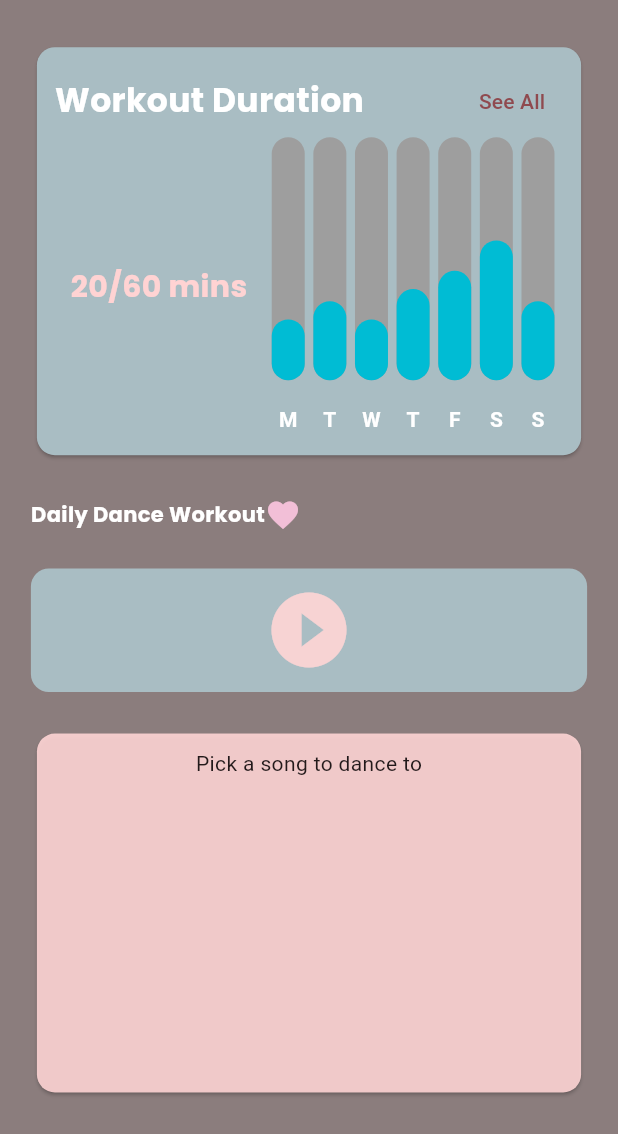
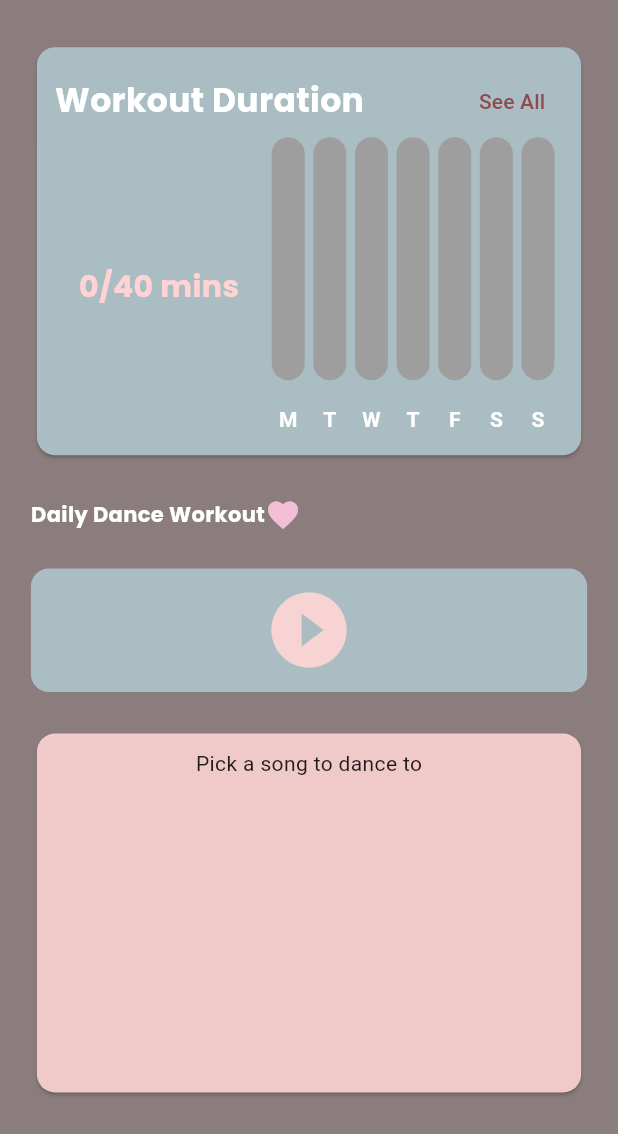
Before and after one commit to bellali12/MirrorMovePD, a Flutter app: the HomeScreen screen opened by its route, on a phone screen of 412 x 824 dp, the part 102-1236 px from its top. Run offline on Flutter 3.47's test engine with Material 3 defaults, Android fonts, the phone set to English and light mode, and no system bars; drawn by our look-alikes of fl_chart; our stand-ins replace cloud_firestore, firebase_auth, firebase_core, google_fonts, percent_indicator; missing offline and left inert: audio_visualizer, wheel_picker; accounts and stored records are empty.

Commit message:
workout duration upates

```diff
--- a/mirrormotion/lib/components/chart.dart
+++ b/mirrormotion/lib/components/chart.dart
@@ -1,5 +1,5 @@
 import 'package:flutter/material.dart';
-
+import 'package:mirrormotion/services/data.dart';
 import 'package:fl_chart/fl_chart.dart';
 
 class BarChartWidget extends StatefulWidget {
@@ -14,6 +14,8 @@ class _BarChartWidgetState extends State<BarChartWidget> {
   Color barColor = Colors.white;
   Color barBackgroundColor = Colors.grey;
   final Duration animDuration = const Duration(milliseconds: 250);
+
+  final DataService dataService = DataService();
 
   @override
   Widget build(BuildContext context) {
@@ -48,22 +50,130 @@ class _BarChartWidgetState extends State<BarChartWidget> {
     );
   }
 
+  List<int> getUsageData() {
+    Map<String, dynamic> usageData = dataService.userData;
+
+    int todayGoal = usageData['dailyMinutes'] ?? 40;
+    int todayProgress = 0;
+    if (usageData.containsKey('progress')) {
+      DateTime lastUpdated = DateTime.parse(
+        usageData['progress']['lastUpdated'],
+      );
+      if (DateTime.now().difference(lastUpdated).inDays == 0) {
+        todayProgress = usageData['progress']['currentMinutes'] ?? 0;
+      } else {
+        // TODO: reset progress if last updated is not today
+      }
+    }
+
+    // If the goalChanges key exists, iterate through the timestamps
+    // If the timestamp is more than a week away, ignore it
+    // For each day, mark the most recent goal change to be the goal for that day
+    Map<String, int> dailyGoals = {};
+    if (usageData.containsKey('goalChanges')) {
+      Map<String, dynamic> goalChanges =
+          usageData['goalChanges']; // key is timestamp and value is goal
+
+      for (var change in goalChanges.entries) {
+        DateTime timestamp = DateTime.parse(change.key);
+        if (DateTime.now().difference(timestamp).inDays <= 7) {
+          String day = timestamp.weekday.toString();
+
+          if (!dailyGoals.containsKey(day) ||
+              timestamp.isAfter(DateTime.parse(dailyGoals[day]! as String))) {
+            dailyGoals[day] = change.value;
+          }
+        }
+      }
+    }
+    // Now we have a map of daily goals for the past week, we can use this to determine the goal for each day
+    // To get the use of those days, we then check for session history and sum up the minutes for each day, then we can return a list of usage data for the past week
+    List<int> usageDataList = [];
+    if (usageData.containsKey('sessionHistory')) {
+      Map<String, dynamic> sessionHistory = usageData['sessionHistory'];
+      for (var session in sessionHistory.values) {
+        DateTime startTime = DateTime.parse(session['startTime']);
+        DateTime endTime = DateTime.parse(session['endTime']);
+        if (DateTime.now().difference(startTime).inDays <= 7) {
+          String day = startTime.weekday.toString();
+          int minutes = endTime.difference(startTime).inMinutes;
+          if (dailyGoals.containsKey(day)) {
+            usageDataList[int.parse(day) - 1] += minutes;
+          } else {
+            usageDataList[int.parse(day) - 1] += minutes;
+          }
+        } else {
+          // TODO: remove old session history
+        }
+      }
+    }
+    // Construct the return package: [day0/goal0, ..., day6/goal6, todayProgress, todayGoal]
+    List<int> returnData = [];
+    for (int i = 0; i < 7; i++) {
+      // String day = (i + 1).toString();
+      if (usageDataList.length > i) {
+        returnData.add(usageDataList[i]);
+      } else {
+        returnData.add(0);
+      }
+      // if (dailyGoals.containsKey(day)) {
+      //   returnData.add(dailyGoals[day]!);
+      // } else {
+      //   returnData.add(40);
+      // }
+    }
+
+    return returnData;
+  }
+
   List<BarChartGroupData> showingGroups() => List.generate(7, (i) {
+    List<int> usageData = getUsageData();
+
+    print(usageData);
+
     switch (i) {
       case 0:
-        return makeGroupData(0, 5, isTouched: i == touchedIndex);
+        return makeGroupData(
+          0,
+          usageData[0] * 1.0,
+          isTouched: i == touchedIndex,
+        );
       case 1:
-        return makeGroupData(1, 6.5, isTouched: i == touchedIndex);
+        return makeGroupData(
+          1,
+          usageData[1] * 1.0,
+          isTouched: i == touchedIndex,
+        );
       case 2:
-        return makeGroupData(2, 5, isTouched: i == touchedIndex);
+        return makeGroupData(
+          2,
+          usageData[2] * 1.0,
+          isTouched: i == touchedIndex,
+        );
       case 3:
-        return makeGroupData(3, 7.5, isTouched: i == touchedIndex);
+        return makeGroupData(
+          3,
+          usageData[3] * 1.0,
+          isTouched: i == touchedIndex,
+        );
       case 4:
-        return makeGroupData(4, 9, isTouched: i == touchedIndex);
+        return makeGroupData(
+          4,
+          usageData[4] * 1.0,
+          isTouched: i == touchedIndex,
+        );
       case 5:
-        return makeGroupData(5, 11.5, isTouched: i == touchedIndex);
+        return makeGroupData(
+          5,
+          usageData[5] * 1.0,
+          isTouched: i == touchedIndex,
+        );
       case 6:
-        return makeGroupData(6, 6.5, isTouched: i == touchedIndex);
+        return makeGroupData(
+          6,
+          usageData[6] * 1.0,
+          isTouched: i == touchedIndex,
+        );
       default:
         return throw Error();
     }
--- a/mirrormotion/lib/initial.dart
+++ b/mirrormotion/lib/initial.dart
@@ -29,12 +29,27 @@ class Initial extends StatelessWidget {
       builder: (context, snapshot) {
         if (snapshot.hasData) {
           var userData = snapshot.data!.data();
-          DataService().userData = userData!;
+          // DataService().userData = userData!;
           print('User Data: $userData');
 
-          // TODO: scan userdata to check if they should go to onboarding
+          Map<String, dynamic> userDataMap = userData as Map<String, dynamic>;
 
-          return const HomeScreen();
+          DataService().userData = userDataMap;
+
+          if (userDataMap.containsKey('onboardingComplete') &&
+              userDataMap['onboardingComplete'] == true) {
+            return const HomeScreen();
+          } else {
+            // TODO: for now just continue to home screen until onboarding is implemented
+            return const HomeScreen();
+
+            // If onboarding is not complete, navigate to the onboarding screen
+            // return const Scaffold(
+            //   body: Center(child: Text('Please complete onboarding')),
+            // );
+          }
+
+          // return const HomeScreen();
         } else {
           return const Scaffold(
             body: Center(child: CircularProgressIndicator()),
--- a/mirrormotion/lib/main.dart
+++ b/mirrormotion/lib/main.dart
@@ -3,11 +3,19 @@ import 'package:mirrormotion/routes.dart';
 import 'package:mirrormotion/size_config.dart';
 import 'package:firebase_core/firebase_core.dart';
 import 'package:mirrormotion/firebase_options.dart';
+import 'package:provider/provider.dart';
+import 'package:mirrormotion/services/data.dart';
 
 void main() async {
   WidgetsFlutterBinding.ensureInitialized();
   await Firebase.initializeApp(options: DefaultFirebaseOptions.currentPlatform);
-  runApp(const MyApp());
+  // runApp(const MyApp());
+  runApp(
+    MultiProvider(
+      providers: [ChangeNotifierProvider(create: (_) => DataService())],
+      child: const MyApp(),
+    ),
+  );
 }
 
 class MyApp extends StatelessWidget {
--- a/mirrormotion/lib/screens/homescreen.dart
+++ b/mirrormotion/lib/screens/homescreen.dart
@@ -34,6 +34,25 @@ class _HomeScreenState extends State<HomeScreen> {
     },
   ];
 
+  int todayGoal = 40;
+  int todayProgress = 0;
+
+  void getTodayProgress() {
+    Map<String, dynamic> usageData = dataService.userData;
+    todayGoal = usageData['dailyMinutes'] ?? 40;
+    todayProgress = 0;
+    if (usageData.containsKey('progress')) {
+      DateTime lastUpdated = DateTime.parse(
+        usageData['progress']['lastUpdated'],
+      );
+      if (DateTime.now().difference(lastUpdated).inDays == 0) {
+        todayProgress = usageData['progress']['currentMinutes'] ?? 0;
+      } else {
+        // TODO: reset progress if last updated is not today
+      }
+    }
+  }
+
   @override
   void initState() {
     super.initState();
@@ -43,6 +62,8 @@ class _HomeScreenState extends State<HomeScreen> {
         availableSongs = songs;
       });
     }));
+
+    getTodayProgress();
   }
 
   @override
@@ -140,7 +161,7 @@ class _HomeScreenState extends State<HomeScreen> {
                                 crossAxisAlignment: CrossAxisAlignment.center,
                                 children: [
                                   Text(
-                                    "20/60 mins",
+                                    "$todayProgress/$todayGoal mins",
                                     style: GoogleFonts.poppins(
                                       color: Color.fromARGB(255, 255, 211, 211),
                                       fontSize: 20,
--- a/mirrormotion/lib/services/auth.dart
+++ b/mirrormotion/lib/services/auth.dart
@@ -27,7 +27,7 @@ class Auth {
       await FirebaseFirestore.instance
           .collection('users')
           .doc(FirebaseAuth.instance.currentUser?.uid)
-          .set({'sessionHistory': {}});
+          .set({'sessionHistory': {}, 'onboardingComplete': false});
     } catch (e) {
       throw Exception('Login failed: $e');
     }
--- a/mirrormotion/lib/services/data.dart
+++ b/mirrormotion/lib/services/data.dart
@@ -13,7 +13,15 @@ class DataService extends ChangeNotifier {
   DataService._internal();
 
   // Add your data properties and methods here
-  Map<String, dynamic> userData = {};
+  Map<String, dynamic> _userData = {};
+
+  // Getters and setters for user data
+  Map<String, dynamic> get userData => _userData;
+
+  set userData(Map<String, dynamic> data) {
+    _userData = data;
+    notifyListeners();
+  }
 
   String desktopAppUrl = '';
 
--- a/mirrormotion/pubspec.yaml
+++ b/mirrormotion/pubspec.yaml
@@ -48,6 +48,7 @@ dependencies:
   flutter_local_notifications: ^20.0.0
   confetti: ^0.8.0
   percent_indicator: ^4.2.5
+  provider: ^6.1.5+1
 
 dev_dependencies:
   flutter_test:
```
Also changed, not shown: mirrormotion/pubspec.lock.
